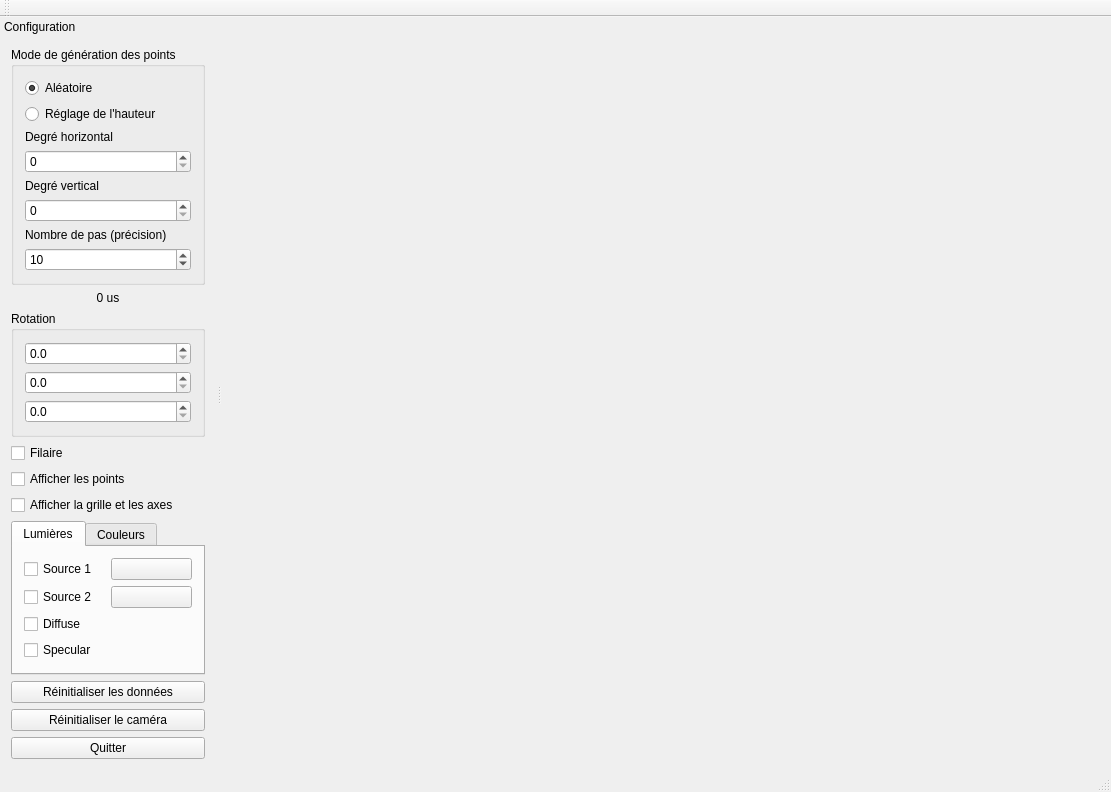
Old version of the form Maths5ABezierQuaternions/form/maths5a_bezierquaternions.ui in the repository PrLayton/BezierSurfacesAndQuaternions.
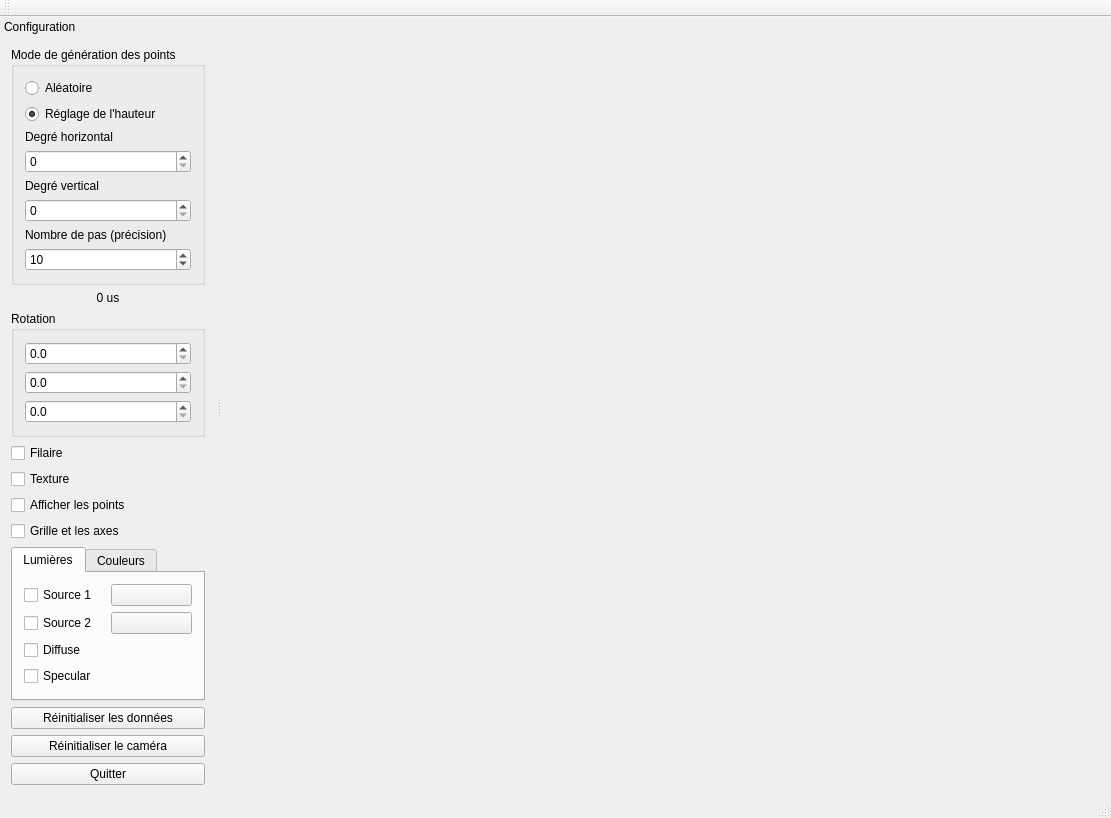
New version of the form.

Commit message: Add texture for patch, adjust UI.

Patch:
```diff
--- a/Maths5ABezierQuaternions/form/maths5a_bezierquaternions.ui
+++ b/Maths5ABezierQuaternions/form/maths5a_bezierquaternions.ui
@@ -63,7 +63,7 @@
            <string>Aléatoire</string>
           </property>
           <property name="checked">
-           <bool>true</bool>
+           <bool>false</bool>
           </property>
          </widget>
         </item>
@@ -72,6 +72,9 @@
           <property name="text">
            <string>Réglage de l'hauteur</string>
           </property>
+          <property name="checked">
+           <bool>true</bool>
+          </property>
          </widget>
         </item>
         <item>
@@ -202,6 +205,13 @@
        </property>
       </widget>
      </item>
+     <item>
+      <widget class="QCheckBox" name="cbShowTexture">
+       <property name="text">
+        <string>Texture</string>
+       </property>
+      </widget>
+     </item>
      <item>
       <widget class="QCheckBox" name="cbShowPoints">
        <property name="text">
@@ -212,7 +222,7 @@
      <item>
       <widget class="QCheckBox" name="cbShowGrid">
        <property name="text">
-        <string>Afficher la grille et les axes</string>
+        <string>Grille et les axes</string>
        </property>
       </widget>
      </item>
```
The commit also changes 6 other files.
